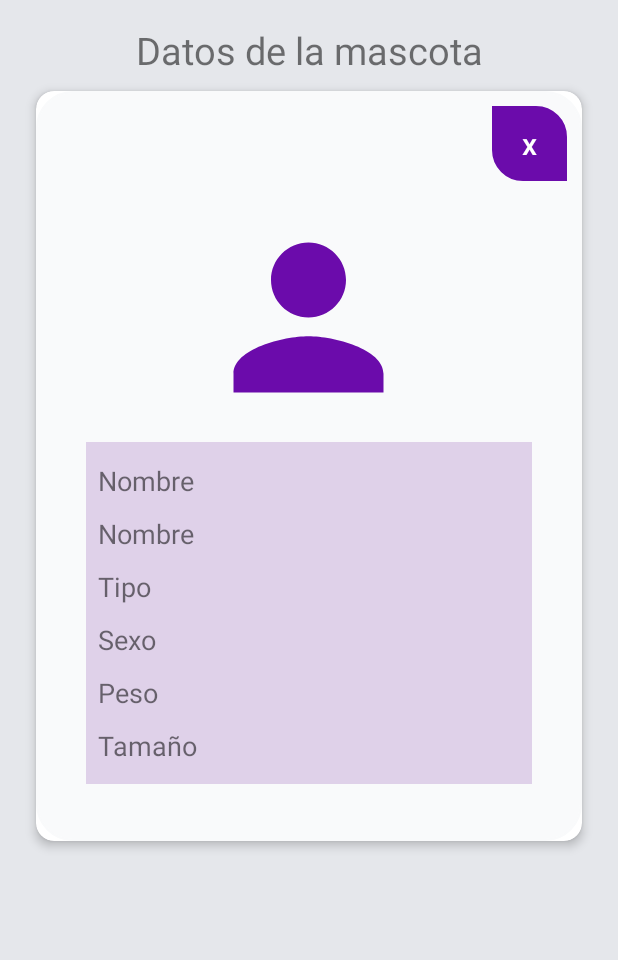
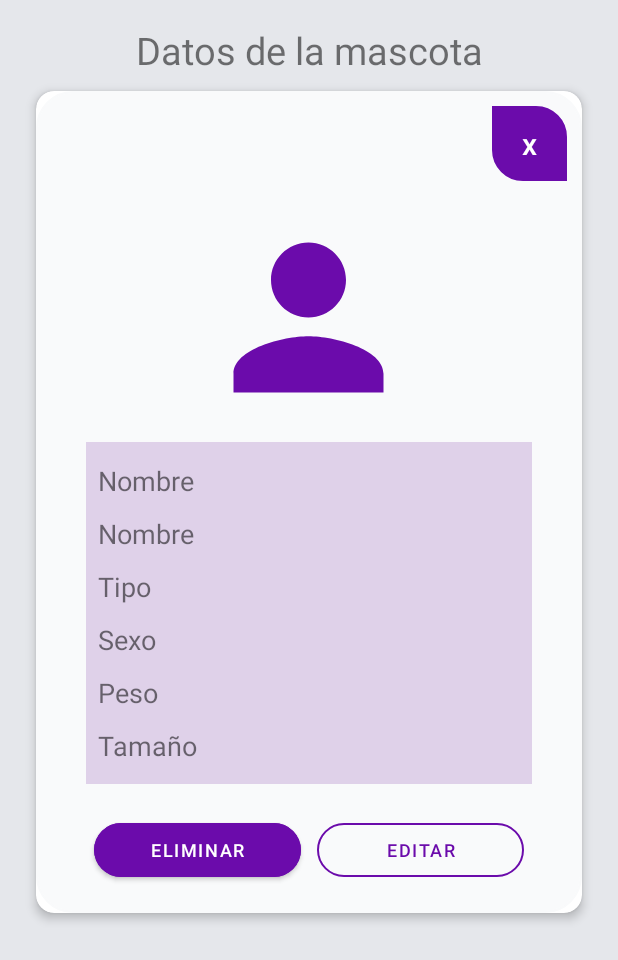
Before and after one commit to VISOSO2403/Estetica-Canina, an Android app: the layout activity_mascota.xml on its own in the app's theme, with its tools: preview values and no code run, on a phone screen of 412 x 824 dp. Shown: the top 960 px of the screen. Run offline under Robolectric (Android 15) with nearby library versions, the phone set to English and light mode, and no system bars.

Commit message:
Vista Mascotas

```diff
--- a/app/src/main/java/com/example/esteticacanina/MascotaActivity.java
+++ b/app/src/main/java/com/example/esteticacanina/MascotaActivity.java
@@ -53,7 +53,7 @@ public class MascotaActivity extends AppCompatActivity implements View.OnClickLi
                 String pesomasc = documentSnapshot.getString("Peso");
                 String sexomasc = documentSnapshot.getString("Sexo");
                 String tipomasc = documentSnapshot.getString("Tipo");
-                String tamanomasc = documentSnapshot.getString("tamano");
+                String tamanomasc = documentSnapshot.getString("Tamano");
 
                 nombre.setText("Nombre: " + nombremasc);
                 edad.setText("Edad: " + edadmasc);
--- a/app/src/main/java/com/example/esteticacanina/UserFragment.java
+++ b/app/src/main/java/com/example/esteticacanina/UserFragment.java
@@ -47,7 +47,6 @@ public class UserFragment extends Fragment {
 
         FirestoreRecyclerOptions<Pet> firestoreRecyclerOptions =
                 new FirestoreRecyclerOptions.Builder<Pet>().setQuery(query, Pet.class).build();
-
         petAdapter = new PetAdapter(firestoreRecyclerOptions, getActivity());
         petAdapter.notifyDataSetChanged();
         recyclerView.setAdapter(petAdapter);
@@ -86,10 +85,10 @@ public class UserFragment extends Fragment {
         super.onStart();
         petAdapter.startListening();
     }
-
     @Override
     public void onStop() {
         super.onStop();
+        petAdapter.stopListening();
     }
 
     //Metodo Cerrar Sesión
--- a/app/src/main/res/layout/activity_mascota.xml
+++ b/app/src/main/res/layout/activity_mascota.xml
@@ -144,6 +144,40 @@
 
                             </LinearLayout>
 
+                            <LinearLayout
+                                android:id="@+id/contbtns"
+                                android:layout_width="match_parent"
+                                android:layout_height="wrap_content"
+                                android:layout_alignParentBottom="true"
+                                android:orientation="horizontal"
+                                android:gravity="bottom">
+
+                                <Button
+                                    android:id="@+id/btneliminarpet"
+                                    android:layout_width="0dp"
+                                    android:layout_height="wrap_content"
+                                    android:layout_weight="5"
+                                    android:layout_marginHorizontal="5dp"
+                                    android:backgroundTint="@color/morado"
+                                    app:cornerRadius="24dp"
+                                    android:text="Eliminar"
+                                    android:textColor="#FFFFFF"
+                                    android:textSize="12dp" />
+
+                                <Button
+                                    android:id="@+id/btneditarpet"
+                                    android:layout_width="0dp"
+                                    android:layout_height="wrap_content"
+                                    android:layout_weight="5"
+                                    android:layout_marginHorizontal="5dp"
+                                    style="?attr/materialButtonOutlinedStyle"
+                                    app:strokeColor="@color/morado"
+                                    app:cornerRadius="24dp"
+                                    android:text="Editar"
+                                    android:textColor="@color/morado"
+                                    android:textSize="12dp" />
+                            </LinearLayout>
+
                         </LinearLayout>
 
                     </LinearLayout>
--- a/app/src/main/res/layout/fragment_user.xml
+++ b/app/src/main/res/layout/fragment_user.xml
@@ -135,8 +135,7 @@
                                     <androidx.recyclerview.widget.RecyclerView
                                         android:id="@+id/recycle"
                                         android:layout_width="match_parent"
-                                        android:layout_height="match_parent"
-                                        android:layout_weight="1" />
+                                        android:layout_height="wrap_content" />
 
                                 </LinearLayout>
 
```
Also changed, not shown: app/src/main/java/com/example/esteticacanina/adapter/PetAdapter.java (+16 -6 lines), app/src/main/res/layout/activity_pet_single.xml (+4 -4 lines).
